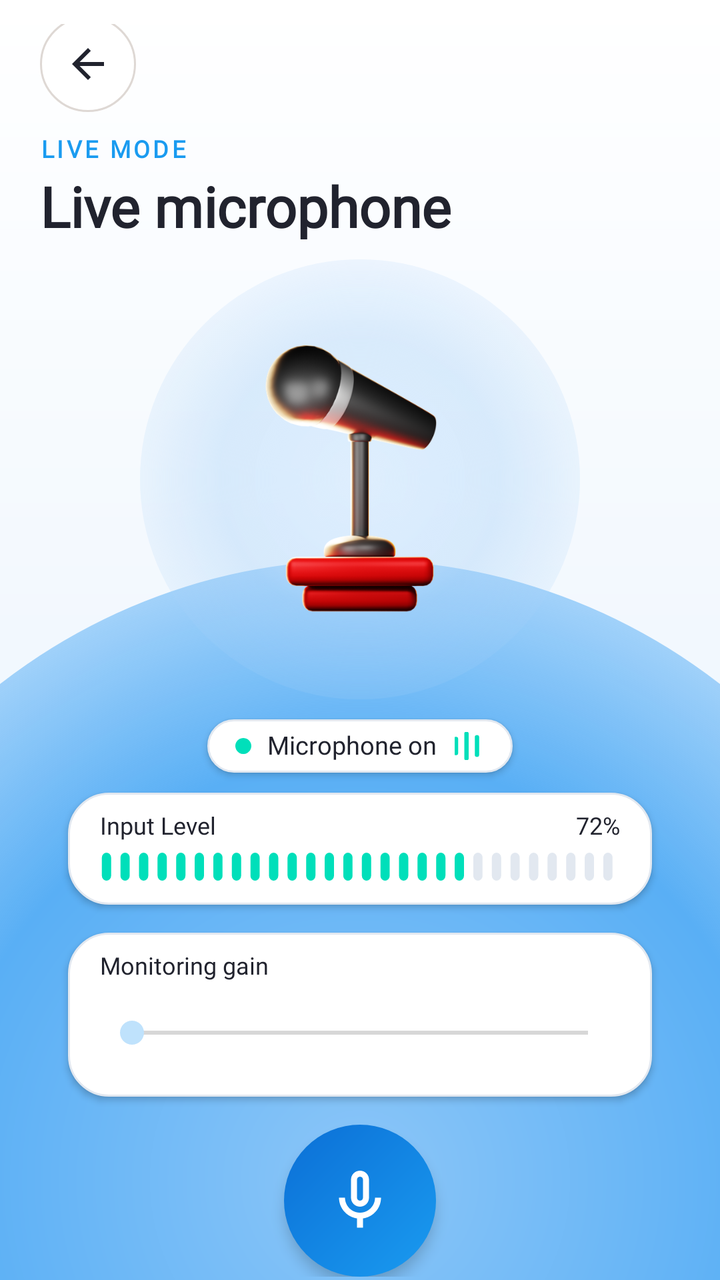
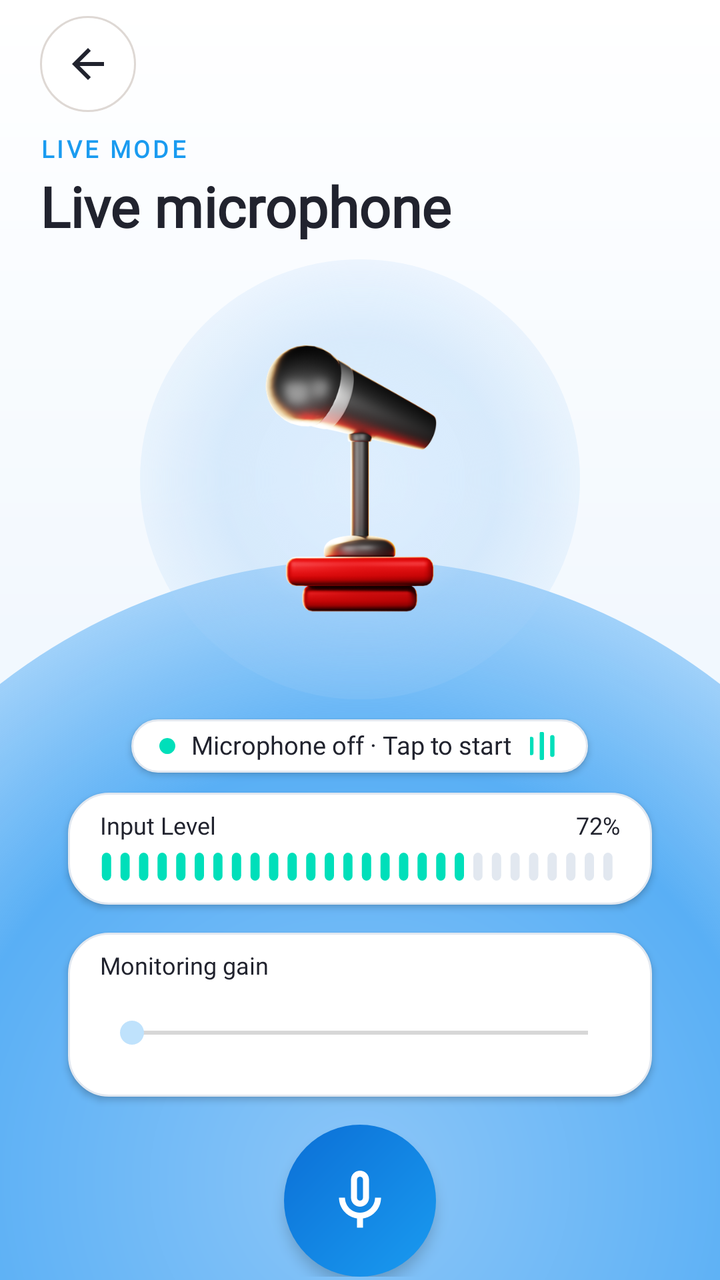

Before-and-after screenshots of an Android layout around one commit, followed by the original layout XML and the change that was made.
<!-- AndroidManifest.xml: application theme Theme.DecMictospeaker -->
<!-- res/layout/activity_live_microphone_new.xml -->
<?xml version="1.0" encoding="utf-8"?>
<LinearLayout xmlns:android="http://schemas.android.com/apk/res/android"
    xmlns:app="http://schemas.android.com/apk/res-auto"
    android:layout_width="match_parent"
    android:layout_height="match_parent"
    android:background="@drawable/bg_pastel_mesh"
    android:orientation="vertical">

    
    <RelativeLayout
        android:layout_width="match_parent"
        android:layout_height="wrap_content"
        android:paddingStart="20dp"
        android:paddingTop="12dp"
        android:paddingEnd="20dp"
        android:paddingBottom="4dp">

        <ImageButton
            android:id="@+id/iv_back"
            style="@style/ToolControlCircleBack"
            android:layout_alignParentStart="true"
            android:layout_centerVertical="true"
            android:contentDescription="@string/tool_back"
            android:src="@drawable/tool_back"
            app:tint="@color/quality_text" />
    </RelativeLayout>

    <androidx.core.widget.NestedScrollView
        android:id="@+id/scroller"
        android:layout_width="match_parent"
        android:layout_height="0dp"
        android:layout_weight="1"
        android:fillViewport="true"
        android:overScrollMode="never"
        android:scrollbars="none">

        <LinearLayout
            android:layout_width="match_parent"
            android:layout_height="wrap_content"
            android:orientation="vertical"
            android:paddingStart="20dp"
            android:paddingEnd="20dp"
            android:paddingBottom="12dp">

            
            <TextView
                android:layout_width="wrap_content"
                android:layout_height="wrap_content"
                android:layout_marginTop="2dp"
                android:fontFamily="@font/poppins_bold"
                android:letterSpacing="0.12"
                android:text="@string/kicker_live_mode"
                android:textColor="#1A9BF0"
                android:textSize="12sp"
                android:textStyle="bold" />

            
            <TextView
                android:id="@+id/tv_title"
                style="@style/ToolTitle"
                android:layout_marginTop="2dp"
                android:text="@string/quality_live_screen_title"
                android:textColor="@color/quality_text"
                android:textSize="28sp"
                android:textStyle="bold" />

            
            <FrameLayout
                android:id="@+id/layout_mic_hero"
                android:layout_width="match_parent"
                android:layout_height="220dp"
                android:layout_gravity="center_horizontal"
                android:layout_marginTop="8dp"
                android:layout_marginBottom="4dp"
                android:clickable="true"
                android:focusable="false"
                android:importantForAccessibility="no">

                
                <View
                    android:layout_width="220dp"
                    android:layout_height="220dp"
                    android:layout_gravity="center"
                    android:background="@drawable/bg_hero_stage_mint"
                    android:importantForAccessibility="no" />

                
                <com.airbnb.lottie.LottieAnimationView
                    android:id="@+id/lottie_mic_pulse"
                    android:layout_width="220dp"
                    android:layout_height="220dp"
                    android:layout_gravity="center"
                    android:importantForAccessibility="no"
                    app:lottie_fileName="lottie_pulse_mic.json"
                    app:lottie_loop="true"
                    app:lottie_autoPlay="false"
                    android:visibility="invisible" />

                
                <com.word.way.view.InteractiveWaveVisualizerView
                    android:id="@+id/visualizer_live"
                    android:layout_width="match_parent"
                    android:layout_height="match_parent"
                    android:importantForAccessibility="no"
                    android:visibility="gone" />

                
                <com.airbnb.lottie.LottieAnimationView
                    android:id="@+id/lottie_soundwave"
                    android:layout_width="190dp"
                    android:layout_height="40dp"
                    android:layout_gravity="center"
                    android:importantForAccessibility="no"
                    app:lottie_fileName="lottie_wave_live.json"
                    app:lottie_loop="true"
                    app:lottie_autoPlay="false"
                    android:visibility="invisible" />

                
                <ImageView
                    android:id="@+id/iv_mic"
                    android:layout_width="145dp"
                    android:layout_height="145dp"
                    android:layout_gravity="center"
                    android:clickable="true"
                    android:contentDescription="@string/quality_start_microphone"
                    android:focusable="true"
                    android:scaleType="fitCenter"
                    android:src="@drawable/ic_home_live_mic" />
            </FrameLayout>

            
            <LinearLayout
                android:id="@+id/ll_mic_status_pill"
                android:layout_width="wrap_content"
                android:layout_height="wrap_content"
                android:layout_gravity="center_horizontal"
                android:layout_marginTop="6dp"
                android:layout_marginBottom="10dp"
                android:background="@drawable/bg_status_pill_white"
                android:elevation="2dp"
                android:gravity="center_vertical"
                android:orientation="horizontal"
                android:paddingStart="14dp"
                android:paddingTop="6dp"
                android:paddingEnd="14dp"
                android:paddingBottom="6dp">

                <ImageView
                    android:id="@+id/iv_status_dot"
                    android:layout_width="8dp"
                    android:layout_height="8dp"
                    android:layout_marginEnd="8dp"
                    android:src="@drawable/ic_status_dot_mint"
                    android:importantForAccessibility="no" />

                <TextView
                    android:id="@+id/tv_start_stop_new"
                    android:layout_width="wrap_content"
                    android:layout_height="wrap_content"
                    android:fontFamily="@font/poppins_semibold"
                    android:text="@string/status_microphone_on"
                    android:textColor="@color/quality_text"
                    android:textSize="12.5sp"
                    android:accessibilityLiveRegion="polite"
                    android:includeFontPadding="false" />

                <ImageView
                    android:id="@+id/iv_status_bars"
                    android:layout_width="16dp"
                    android:layout_height="14dp"
                    android:layout_marginStart="8dp"
                    android:src="@drawable/ic_mini_equalizer_mint"
                    android:importantForAccessibility="no" />
            </LinearLayout>

            
            <LinearLayout
                android:id="@+id/layout_input_level"
                android:layout_width="match_parent"
                android:layout_height="wrap_content"
                android:layout_gravity="center_horizontal"
                android:layout_marginStart="14dp"
                android:layout_marginEnd="14dp"
                android:layout_marginBottom="14dp"
                android:background="@drawable/bg_timer_card_capsule"
                android:elevation="2dp"
                android:orientation="vertical"
                android:paddingStart="16dp"
                android:paddingTop="10dp"
                android:paddingEnd="16dp"
                android:paddingBottom="12dp">

                <LinearLayout
                    android:layout_width="match_parent"
                    android:layout_height="wrap_content"
                    android:gravity="center_vertical"
                    android:orientation="horizontal"
                    android:layout_marginBottom="6dp">

                    <TextView
                        android:layout_width="0dp"
                        android:layout_height="wrap_content"
                        android:layout_weight="1"
                        android:fontFamily="@font/poppins_bold"
                        android:text="@string/label_input_level"
                        android:textColor="@color/quality_text"
                        android:textSize="12sp"
                        android:includeFontPadding="false" />

                    <TextView
                        android:id="@+id/tv_input_level_percent"
                        android:layout_width="wrap_content"
                        android:layout_height="wrap_content"
                        android:fontFamily="@font/poppins_bold"
                        android:text="@string/label_input_level_sample"
                        android:textColor="@color/quality_text"
                        android:textSize="12sp"
                        android:includeFontPadding="false" />
                </LinearLayout>

                <ImageView
                    android:id="@+id/iv_meter_segmented"
                    android:layout_width="match_parent"
                    android:layout_height="14dp"
                    android:scaleType="fitXY"
                    android:src="@drawable/ic_meter_segmented_mint"
                    android:importantForAccessibility="no" />
            </LinearLayout>

            
            <LinearLayout
                android:id="@+id/layout_gain"
                android:layout_width="match_parent"
                android:layout_height="wrap_content"
                android:layout_gravity="center_horizontal"
                android:layout_marginStart="14dp"
                android:layout_marginEnd="14dp"
                android:layout_marginBottom="14dp"
                android:background="@drawable/bg_timer_card_capsule"
                android:elevation="2dp"
                android:orientation="vertical"
                android:paddingStart="16dp"
                android:paddingTop="10dp"
                android:paddingEnd="16dp"
                android:paddingBottom="8dp">

                <LinearLayout
                    android:layout_width="match_parent"
                    android:layout_height="wrap_content"
                    android:layout_marginBottom="2dp"
                    android:gravity="center_vertical"
                    android:orientation="horizontal">

                    <TextView
                        android:layout_width="0dp"
                        android:layout_height="wrap_content"
                        android:layout_weight="1"
                        android:fontFamily="@font/poppins_bold"
                        android:includeFontPadding="false"
                        android:text="@string/live_gain_label"
                        android:textColor="@color/quality_text"
                        android:textSize="12sp" />

                    <TextView
                        android:id="@+id/tv_gain_value"
                        android:layout_width="wrap_content"
                        android:layout_height="wrap_content"
                        android:fontFamily="@font/poppins_bold"
                        android:includeFontPadding="false"
                        android:textColor="@color/quality_text"
                        android:textSize="12sp" />
                </LinearLayout>

                <SeekBar
                    android:id="@+id/seek_gain"
                    android:layout_width="match_parent"
                    android:layout_height="wrap_content"
                    android:contentDescription="@string/live_gain_label"
                    android:minHeight="48dp" />
            </LinearLayout>

            
            <FrameLayout
                android:layout_width="match_parent"
                android:layout_height="wrap_content"
                android:layout_gravity="center_horizontal"
                android:layout_marginBottom="12dp">

                <ImageButton
                    android:id="@+id/iv_start_stop_new"
                    android:layout_width="76dp"
                    android:layout_height="76dp"
                    android:minWidth="48dp"
                    android:minHeight="48dp"
                    android:layout_gravity="center"
                    android:background="@drawable/btn_circle_mic_mint"
                    android:clickable="true"
                    android:contentDescription="@string/quality_start_microphone"
                    android:elevation="4dp"
                    android:focusable="true"
                    android:padding="20dp"
                    android:scaleType="fitCenter"
                    android:src="@drawable/ic_mic_white" />
            </FrameLayout>

            
            <LinearLayout
                android:layout_width="match_parent"
                android:layout_height="wrap_content"
                android:layout_marginTop="2dp"
                android:layout_marginBottom="6dp"
                android:gravity="center"
                android:orientation="horizontal">

                
                <ImageButton
                    android:id="@+id/iv_route_toggle"
                    android:layout_width="52dp"
                    android:layout_height="52dp"
                    android:minWidth="48dp"
                    android:minHeight="48dp"
                    android:background="@drawable/btn_circle_dock_control"
                    android:clickable="true"
                    android:focusable="true"
                    android:elevation="2dp"
                    android:padding="14dp"
                    android:scaleType="fitCenter"
                    android:src="@drawable/ic_headphones_dark"
                    android:contentDescription="@string/quality_safety_title" />
            </LinearLayout>

            <TextView
                android:id="@+id/studio_feedback"
                style="@style/ToolBody"
                android:layout_width="wrap_content"
                android:layout_height="wrap_content"
                android:layout_gravity="center_horizontal"
                android:text="@string/studio_ready"
                android:textColor="@color/quality_secondary"
                android:textSize="12sp"
                android:visibility="gone" />

            <TextView
                android:id="@+id/studio_output_route"
                style="@style/StudioNotice"
                android:layout_width="wrap_content"
                android:layout_height="wrap_content"
                android:layout_gravity="center_horizontal"
                android:text="@string/studio_output_idle"
                android:visibility="gone" />

            <include
                layout="@layout/studio_input_meter"
                android:visibility="gone" />
        </LinearLayout>
    </androidx.core.widget.NestedScrollView>

    
    <LinearLayout
        android:id="@+id/nativeLay"
        android:layout_width="match_parent"
        android:layout_height="wrap_content"
        android:gravity="center_horizontal"
        android:orientation="vertical" />
</LinearLayout>
<!-- res/layout/studio_input_meter.xml (included above) -->
<?xml version="1.0" encoding="utf-8"?>
<LinearLayout xmlns:android="http://schemas.android.com/apk/res/android"
    android:id="@+id/studio_input_meter_card"
    android:layout_width="match_parent"
    android:layout_height="wrap_content"
    android:layout_marginTop="12dp"
    android:background="@drawable/bg_card_white_elevated"
    android:elevation="3dp"
    android:orientation="vertical"
    android:padding="14dp">

    
    <LinearLayout
        android:layout_width="match_parent"
        android:layout_height="wrap_content"
        android:gravity="center_vertical"
        android:orientation="horizontal">

        <FrameLayout
            android:layout_width="34dp"
            android:layout_height="34dp"
            android:background="@drawable/bg_badge_purple_rounded">

            <ImageView
                android:layout_width="18dp"
                android:layout_height="18dp"
                android:layout_gravity="center"
                android:importantForAccessibility="no"
                android:src="@drawable/ic_meter_bars_purple" />
        </FrameLayout>

        <TextView
            style="@style/ToolTitle"
            android:layout_width="0dp"
            android:layout_height="wrap_content"
            android:layout_marginStart="10dp"
            android:layout_weight="1"
            android:text="@string/studio_level_title"
            android:textColor="@color/quality_text"
            android:textSize="15sp" />

        <TextView
            android:id="@+id/studio_level_value"
            android:layout_width="wrap_content"
            android:layout_height="wrap_content"
            android:accessibilityLiveRegion="none"
            android:fontFamily="@font/poppins_bold"
            android:text="@string/studio_level_default"
            android:textColor="@color/quality_text"
            android:textSize="15sp"
            android:textStyle="bold" />
    </LinearLayout>

    
    <ProgressBar
        android:id="@+id/studio_input_level"
        style="?android:attr/progressBarStyleHorizontal"
        android:layout_width="match_parent"
        android:layout_height="10dp"
        android:layout_marginTop="12dp"
        android:layout_marginBottom="4dp"
        android:indeterminate="false"
        android:max="100"
        android:progress="0"
        android:progressDrawable="@drawable/progress_input_level_gradient"
        android:importantForAccessibility="no" />

    
    <TextView
        style="@style/ToolBody"
        android:layout_width="match_parent"
        android:layout_height="wrap_content"
        android:layout_marginTop="6dp"
        android:text="@string/studio_level_help"
        android:textColor="@color/quality_secondary"
        android:textSize="12sp" />
</LinearLayout>
<!-- resources referenced by this layout -->
<resources>
  <color name="quality_secondary">#5C5E6E</color>
  <color name="quality_text">#21232E</color>
  <!-- drawable bg_badge_purple_rounded (drawable) -->
  <?xml version="1.0" encoding="utf-8"?>
  <shape xmlns:android="http://schemas.android.com/apk/res/android"
      android:shape="rectangle">
      <solid android:color="#EDE9FE" />
      <corners android:radius="10dp" />
  </shape>
  <!-- drawable bg_card_white_elevated (drawable) -->
  <?xml version="1.0" encoding="utf-8"?>
  <shape xmlns:android="http://schemas.android.com/apk/res/android"
      android:shape="rectangle">
      <solid android:color="#FFFFFFFF" />
      <corners android:radius="20dp" />
      <stroke android:width="1dp" android:color="#E8EDF5" />
  </shape>
  <!-- drawable bg_status_pill_white (drawable) -->
  <?xml version="1.0" encoding="utf-8"?>
  <shape xmlns:android="http://schemas.android.com/apk/res/android"
      android:shape="rectangle">
      <solid android:color="#FFFFFF" />
      <corners android:radius="24dp" />
      <stroke
          android:width="1dp"
          android:color="#E2E8F0" />
  </shape>
  <!-- drawable ic_status_dot_mint (drawable) -->
  <vector xmlns:android="http://schemas.android.com/apk/res/android"
      android:width="8dp"
      android:height="8dp"
      android:viewportWidth="8"
      android:viewportHeight="8">
      <path
          android:fillColor="#00DFBA"
          android:pathData="M4,0 A4,4 0 1,1 3.99,0 Z" />
  </vector>
  <string name="kicker_live_mode">LIVE MODE</string>
  <string name="label_input_level">Input Level</string>
  <string name="label_input_level_sample" translatable="false">72%</string>
  <string name="live_gain_label">Monitoring gain</string>
  <string name="quality_live_screen_title">Live microphone</string>
  <string name="quality_safety_title">Start at low volume.</string>
  <string name="quality_start_microphone">Start microphone</string>
  <string name="status_microphone_on">Microphone on</string>
  <string name="studio_level_default" translatable="false">0%</string>
  <string name="studio_level_help">Measured from microphone input. This is not a calibrated sound-level meter.</string>
  <string name="studio_level_title">Input level</string>
  <string name="studio_output_idle">Output: system media route. Connect your device before starting.</string>
  <string name="studio_ready">Ready. The microphone is off.</string>
  <string name="tool_back">Back</string>
  <style name="StudioNotice" parent="StudioBody">
          <item name="android:background">@drawable/studio_notice_background</item>
          <item name="android:padding">16dp</item>
          <item name="android:layout_marginTop">20dp</item>
          <item name="android:textColor">@color/studio_ink</item>
      </style>
  <style name="StudioBody" parent="ToolBody">
          <item name="android:fontFamily">@font/poppins_regular</item>
          <item name="android:textSize">16sp</item>
          <item name="android:textColor">@color/studio_muted</item>
          <item name="android:lineSpacingExtra">4dp</item>
      </style>
  <!-- drawable studio_notice_background (drawable) -->
  <?xml version="1.0" encoding="utf-8"?>
  <shape xmlns:android="http://schemas.android.com/apk/res/android">
      <solid android:color="@color/studio_notice_fill" />
      <corners android:radius="14dp" />
      <stroke android:width="1dp" android:color="@color/studio_notice_line" />
  </shape>
  <color name="studio_ink">#29262D</color>
  <color name="pastel_peach">#A9D6FB</color>
  <color name="pastel_peach_pressed">#7CBCF8</color>
  <color name="pastel_mint">#BFE2FC</color>
  <color name="pastel_mint_pressed">#93CCF9</color>
  <color name="studio_muted">#625D67</color>
  <color name="studio_notice_fill">#FBEDE8</color>
  <color name="studio_notice_line">#E8BCAF</color>
  <color name="pastel_circle_btn_pressed">#D9F0ED</color>
  <color name="pastel_circle_btn">#E6FFFFFF</color>
  <color name="studio_line">#DED8D4</color>
  <!-- unchanged entries left out for length: 18 -->
</resources>

<!-- the commit's change to res/layout/activity_live_microphone_new.xml (unified diff, before → after) -->
@@ -11,9 +11,10 @@
         android:layout_width="match_parent"
         android:layout_height="wrap_content"
         android:paddingStart="20dp"
-        android:paddingTop="12dp"
+        android:paddingTop="8dp"
         android:paddingEnd="20dp"
-        android:paddingBottom="4dp">
+        android:paddingBottom="8dp"
+        android:clipToPadding="false">
 
         <ImageButton
             android:id="@+id/iv_back"
@@ -159,7 +160,7 @@
                     android:layout_width="wrap_content"
                     android:layout_height="wrap_content"
                     android:fontFamily="@font/poppins_semibold"
-                    android:text="@string/status_microphone_on"
+                    android:text="@string/quality_mic_off"
                     android:textColor="@color/quality_text"
                     android:textSize="12.5sp"
                     android:accessibilityLiveRegion="polite"
<!-- resource entries referenced after the edit -->
@@ -42,9 +42,9 @@
   <string name="label_input_level_sample" translatable="false">72%</string>
   <string name="live_gain_label">Monitoring gain</string>
   <string name="quality_live_screen_title">Live microphone</string>
+  <string name="quality_mic_off">Microphone off · Tap to start</string>
   <string name="quality_safety_title">Start at low volume.</string>
   <string name="quality_start_microphone">Start microphone</string>
-  <string name="status_microphone_on">Microphone on</string>
   <string name="studio_level_default" translatable="false">0%</string>
   <string name="studio_level_help">Measured from microphone input. This is not a calibrated sound-level meter.</string>
   <string name="studio_level_title">Input level</string>
